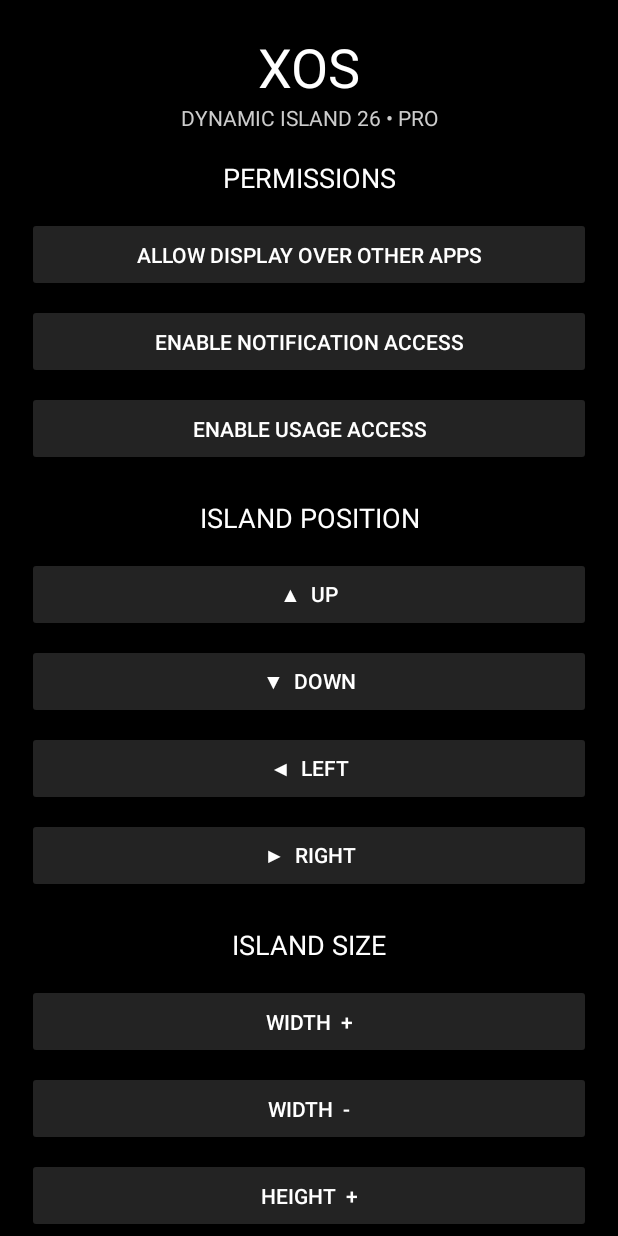
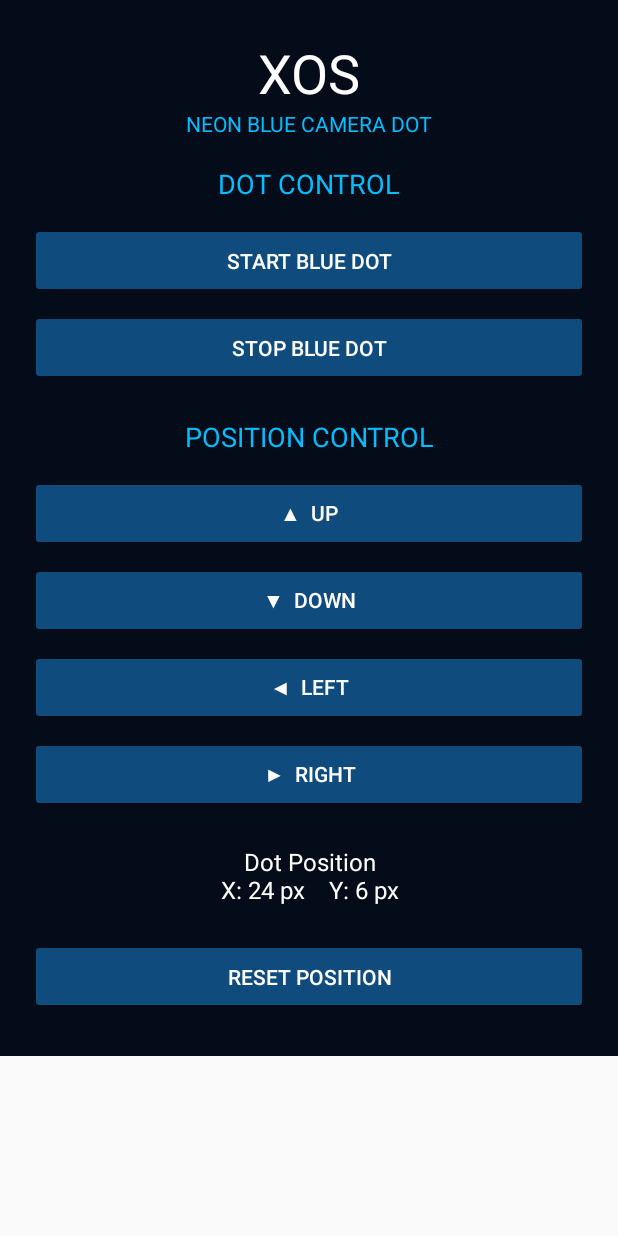
Before and after one commit to arifmiah790850-sudo/Xos, an Android app: the screen it shows after launch (MainActivity), after a tap on "▲ UP", on a phone screen of 412 x 824 dp. Run offline under Robolectric (Android 15) with nearby library versions, the phone set to English and light mode, and no system bars.

Commit message:
Replace Dynamic Island with Neon Blue Dot

```diff
--- a/app/src/main/AndroidManifest.xml
+++ b/app/src/main/AndroidManifest.xml
@@ -1,14 +1,13 @@
 <manifest xmlns:android="http://schemas.android.com/apk/res/android">
 
     <uses-permission android:name="android.permission.SYSTEM_ALERT_WINDOW"/>
-    <uses-permission android:name="android.permission.PACKAGE_USAGE_STATS"/>
     <uses-permission android:name="android.permission.FOREGROUND_SERVICE"/>
     <uses-permission android:name="android.permission.FOREGROUND_SERVICE_SPECIAL_USE"/>
     <uses-permission android:name="android.permission.POST_NOTIFICATIONS"/>
 
     <application
         android:allowBackup="false"
-        android:label="XOS"
+        android:label="XOS Blue Dot"
         android:theme="@android:style/Theme.Material.Light.NoActionBar">
 
         <activity
@@ -29,7 +28,7 @@
 
             <property
                 android:name="android.app.PROPERTY_SPECIAL_USE_FGS_SUBTYPE"
-                android:value="Display user-enabled Dynamic Island overlay"/>
+                android:value="Display user-enabled neon blue dot overlay"/>
 
         </service>
 
--- a/app/src/main/java/com/xos/dynamicisland/MainActivity.java
+++ b/app/src/main/java/com/xos/dynamicisland/MainActivity.java
@@ -11,14 +11,14 @@ import android.widget.*;
 public class MainActivity extends Activity {
 
     LinearLayout root;
-    android.content.SharedPreferences prefs;
-    TextView sizeInfo;
+    SharedPreferences prefs;
+    TextView positionInfo;
 
     int dp(float n) {
         return (int)(n * getResources().getDisplayMetrics().density + 0.5f);
     }
 
-    void updateIsland() {
+    void updateDot() {
         sendBroadcast(new Intent("com.xos.dynamicisland.UPDATE"));
     }
 
@@ -27,64 +27,64 @@ public class MainActivity extends Activity {
         b.setText(name);
         b.setTextColor(Color.WHITE);
         b.setBackgroundTintList(
-            android.content.res.ColorStateList.valueOf(Color.rgb(35,35,35))
+            android.content.res.ColorStateList.valueOf(Color.rgb(15, 75, 125))
         );
         LinearLayout.LayoutParams p =
             new LinearLayout.LayoutParams(-1, dp(50));
-        p.setMargins(0,dp(4),0,dp(4));
-        root.addView(b,p);
+        p.setMargins(0, dp(4), 0, dp(4));
+        root.addView(b, p);
         b.setOnClickListener(v -> action.run());
     }
 
     void heading(String name) {
         TextView t = new TextView(this);
         t.setText(name);
-        t.setTextColor(Color.WHITE);
+        t.setTextColor(Color.rgb(0, 190, 255));
         t.setTextSize(18);
         t.setGravity(Gravity.CENTER);
-        t.setPadding(0,dp(18),0,dp(10));
+        t.setPadding(0, dp(18), 0, dp(10));
         root.addView(t);
     }
 
-    void info(String name) {
-        TextView t = new TextView(this);
-        t.setText(name);
-        t.setTextColor(Color.LTGRAY);
-        t.setTextSize(14);
-        t.setGravity(Gravity.CENTER);
-        root.addView(t);
+    void refresh() {
+        int x = prefs.getInt("dot_x", dp(16));
+        int y = prefs.getInt("dot_y", dp(8));
+        positionInfo.setText("Dot Position\nX: " + x + " px    Y: " + y + " px");
     }
 
     void change(String key, int amount, int min, int max) {
-        int value = prefs.getInt(key, 0);
+        int defaultValue = key.equals("dot_x") ? dp(16) : dp(8);
+        int value = prefs.getInt(key, defaultValue);
         value = Math.max(min, Math.min(max, value + amount));
-        prefs.edit().putInt(key,value).apply();
+        prefs.edit().putInt(key, value).apply();
         refresh();
-        updateIsland();
+        updateDot();
     }
 
-    void refresh() {
-        int x = prefs.getInt("x",0);
-        int y = prefs.getInt("y",dp(5));
-        int w = prefs.getInt("width",112);
-        int h = prefs.getInt("height",34);
+    void startDot() {
+        if (!Settings.canDrawOverlays(this)) {
+            startActivity(new Intent(
+                Settings.ACTION_MANAGE_OVERLAY_PERMISSION,
+                android.net.Uri.parse("package:" + getPackageName())
+            ));
+            return;
+        }
 
-        sizeInfo.setText(
-            "X: "+x+"   Y: "+y+
-            "\nWidth: "+w+"   Height: "+h
-        );
+        Intent i = new Intent(this, IslandService.class);
+        if (Build.VERSION.SDK_INT >= 26) startForegroundService(i);
+        else startService(i);
     }
 
     @Override
     protected void onCreate(Bundle state) {
         super.onCreate(state);
 
-        prefs = getSharedPreferences("XOS_POSITION",MODE_PRIVATE);
+        prefs = getSharedPreferences("XOS_DOT_POSITION", MODE_PRIVATE);
 
         root = new LinearLayout(this);
         root.setOrientation(LinearLayout.VERTICAL);
-        root.setPadding(dp(18),dp(20),dp(18),dp(25));
-        root.setBackgroundColor(Color.BLACK);
+        root.setPadding(dp(20), dp(24), dp(20), dp(24));
+        root.setBackgroundColor(Color.rgb(5, 12, 25));
 
         TextView title = new TextView(this);
         title.setText("XOS");
@@ -93,79 +93,41 @@ public class MainActivity extends Activity {
         title.setGravity(Gravity.CENTER);
         root.addView(title);
 
-        info("DYNAMIC ISLAND 26 • PRO");
+        TextView subtitle = new TextView(this);
+        subtitle.setText("NEON BLUE CAMERA DOT");
+        subtitle.setTextColor(Color.rgb(0, 190, 255));
+        subtitle.setGravity(Gravity.CENTER);
+        subtitle.setTextSize(14);
+        root.addView(subtitle);
 
-        heading("PERMISSIONS");
-
-        button("ALLOW DISPLAY OVER OTHER APPS", () ->
-            startActivity(new Intent(
-                Settings.ACTION_MANAGE_OVERLAY_PERMISSION,
-                android.net.Uri.parse("package:"+getPackageName())
-            ))
+        heading("DOT CONTROL");
+        button("START BLUE DOT", this::startDot);
+        button("STOP BLUE DOT", () ->
+            stopService(new Intent(this, IslandService.class))
         );
 
-        button("ENABLE NOTIFICATION ACCESS", () ->
-            startActivity(new Intent(
-                "android.settings.ACTION_NOTIFICATION_LISTENER_SETTINGS"
-            ))
-        );
+        heading("POSITION CONTROL");
+        button("▲  UP", () -> change("dot_y", -dp(4), 0, 3000));
+        button("▼  DOWN", () -> change("dot_y", dp(4), 0, 3000));
+        button("◀  LEFT", () -> change("dot_x", -dp(4), -1000, 1000));
+        button("▶  RIGHT", () -> change("dot_x", dp(4), -1000, 1000));
 
-        button("ENABLE USAGE ACCESS", () ->
-            startActivity(new Intent(Settings.ACTION_USAGE_ACCESS_SETTINGS))
-        );
-
-        heading("ISLAND POSITION");
-
-        button("▲  UP", () -> change("y",-dp(10),0,3000));
-        button("▼  DOWN", () -> change("y",dp(10),0,3000));
-        button("◀  LEFT", () -> change("x",-dp(10),-1000,1000));
-        button("▶  RIGHT", () -> change("x",dp(10),-1000,1000));
-
-        heading("ISLAND SIZE");
-
-        button("WIDTH  +", () -> change("width",8,90,300));
-        button("WIDTH  -", () -> change("width",-8,90,300));
-        button("HEIGHT  +", () -> change("height",4,28,100));
-        button("HEIGHT  -", () -> change("height",-4,28,100));
-
-        sizeInfo = new TextView(this);
-        sizeInfo.setTextColor(Color.WHITE);
-        sizeInfo.setTextSize(16);
-        sizeInfo.setGravity(Gravity.CENTER);
-        sizeInfo.setPadding(0,dp(12),0,dp(12));
-        root.addView(sizeInfo);
+        positionInfo = new TextView(this);
+        positionInfo.setTextColor(Color.WHITE);
+        positionInfo.setTextSize(16);
+        positionInfo.setGravity(Gravity.CENTER);
+        positionInfo.setPadding(0, dp(18), 0, dp(18));
+        root.addView(positionInfo);
         refresh();
 
-        button("RESET POSITION & SIZE", () -> {
+        button("RESET POSITION", () -> {
             prefs.edit()
-                .putInt("x",0)
-                .putInt("y",dp(5))
-                .putInt("width",112)
-                .putInt("height",34)
+                .putInt("dot_x", dp(16))
+                .putInt("dot_y", dp(8))
                 .apply();
             refresh();
-            updateIsland();
+            updateDot();
         });
-
-        heading("ISLAND CONTROL");
-
-        button("START XOS ISLAND", () -> {
-            if (Settings.canDrawOverlays(this)) {
-                Intent i = new Intent(this,IslandService.class);
-                if (Build.VERSION.SDK_INT >= 26)
-                    startForegroundService(i);
-                else startService(i);
-            } else {
-                startActivity(new Intent(
-                    Settings.ACTION_MANAGE_OVERLAY_PERMISSION,
-                    android.net.Uri.parse("package:"+getPackageName())
-                ));
-            }
-        });
-
-        button("STOP XOS", () ->
-            stopService(new Intent(this,IslandService.class))
-        );
 
         ScrollView scroll = new ScrollView(this);
         scroll.addView(root);
```
Also changed, not shown: 1 other file.
